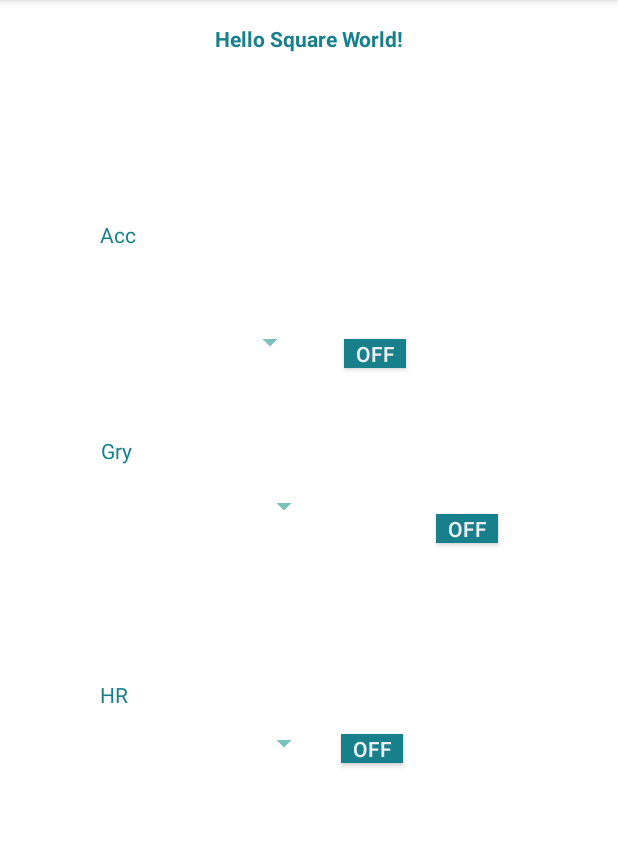
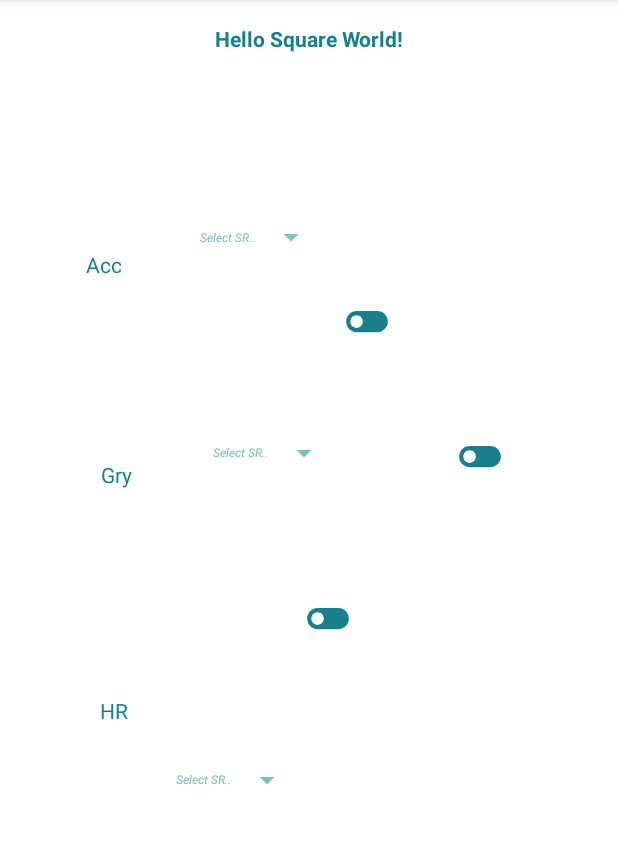
Before and after one commit to wearablebiosensing/SmartWatch-DataCollection-system, an Android app: the screen it shows after launch (MainActivity), on a phone screen of 412 x 824 dp, the part 84-928 px from its top. Run offline under Robolectric (Android 15) with nearby library versions, the phone set to English and light mode, and no system bars.

Commit message:
Toggle Button Updates

```diff
--- a/smartwatchDAQ/app/src/main/java/com/example/smartwatchdaq/MainActivity.java
+++ b/smartwatchDAQ/app/src/main/java/com/example/smartwatchdaq/MainActivity.java
@@ -38,11 +38,14 @@ import java.util.Calendar;
 import java.util.Date;
 import java.util.List;
 
+/* Useful Resources:
+*  https://developer.android.com/training/monitoring-device-state/battery-monitoring
+* */
 
 public class MainActivity<one> extends Activity implements SensorEventListener {
     SensorManager mSensorManager;
     private Sensor mAccelerometer;
-    // Variables to store data streams from Sesnosrs.
+    // Variables to store data streams from Sensosrs.
     ArrayList<String> AccelerometerData = new ArrayList<String>();
     ArrayList<String> GryData = new ArrayList<String>();
     ArrayList<String> HRData = new ArrayList<String>();
@@ -57,7 +60,10 @@ public class MainActivity<one> extends Activity implements SensorEventListener {
     Spinner spinnerSampleRate3;
     String JSONdata;
     // To get the selected value to use it in on_resume() methods.
-    String selected_value_sr;
+    String selected_value_sr_acc; // for Acc
+    String selected_value_sr_gry; // for gry
+    String selected_value_sr_hr; // for HR
+
     ToggleButton toggleSwitch;
     boolean acc = false;
     ToggleButton toggleSwitch2;
@@ -73,7 +79,7 @@ public class MainActivity<one> extends Activity implements SensorEventListener {
     protected void onCreate(Bundle savedInstanceState) {
         super.onCreate(savedInstanceState);
         // Initialize prefered sampling rates.
-        SampleRates.add(0, "Select SR");
+        SampleRates.add(0, "Select SR..");
         SampleRates.add("20000");
         SampleRates.add("30000");
         SampleRates.add("40000");
@@ -90,17 +96,22 @@ public class MainActivity<one> extends Activity implements SensorEventListener {
         toggleSwitch3 = findViewById(R.id.toggleButton3);
 
         spinnerSampleRate1 = findViewById(R.id.spinner);
+        spinnerSampleRate2 = findViewById(R.id.spinner2);
+        spinnerSampleRate3 = findViewById(R.id.spinner3);
 
         // Initializing the drop down menue.
-        ArrayAdapter<String> adapter= new ArrayAdapter<String>(MainActivity.this,android.R.layout.simple_list_item_1,SampleRates);
-        adapter.setDropDownViewResource(android.R.layout.simple_spinner_dropdown_item);
+        ArrayAdapter<String> adapter= new ArrayAdapter<String>(MainActivity.this,R.layout.selected_dropdown_item,SampleRates);
+        adapter.setDropDownViewResource(R.layout.dropdown_item);
         spinnerSampleRate1.setAdapter(adapter);
+        spinnerSampleRate2.setAdapter(adapter);
+        spinnerSampleRate3.setAdapter(adapter);
+
         spinnerSampleRate1.setOnItemSelectedListener(new AdapterView.OnItemSelectedListener() {
             @Override
             public void onItemSelected(AdapterView<?> adapterView, View view, int i, long l) {
-                String value =adapterView.getItemAtPosition(i).toString();
-                selected_value_sr = value;
-                Toast.makeText(MainActivity.this,value,Toast.LENGTH_SHORT).show();
+                selected_value_sr_acc  = adapterView.getItemAtPosition(i).toString();
+//                selected_value_sr = value;
+                //Toast.makeText(MainActivity.this,"SR selected:" + selected_value_sr_acc,Toast.LENGTH_SHORT).show();
             }
 
             @Override
@@ -108,52 +119,85 @@ public class MainActivity<one> extends Activity implements SensorEventListener {
 
             }
         });
-        /*Toggle Switch On Change Event listenters*/
-        toggleSwitch.setOnCheckedChangeListener(new CompoundButton.OnCheckedChangeListener() {
-            public void onCheckedChanged(CompoundButton buttonView, boolean isChecked) {
-                if (isChecked) {
+        spinnerSampleRate2.setOnItemSelectedListener(new AdapterView.OnItemSelectedListener() {
+            @Override
+            public void onItemSelected(AdapterView<?> adapterView, View view, int i, long l) {
+                selected_value_sr_gry  = adapterView.getItemAtPosition(i).toString();
+//                selected_value_sr = value;
+                Toast.makeText(MainActivity.this,"SR selected:" + selected_value_sr_gry,Toast.LENGTH_SHORT).show();
+            }
+
+            @Override
+            public void onNothingSelected(AdapterView<?> adapterView) {
+
+            }
+        });
+        spinnerSampleRate3.setOnItemSelectedListener(new AdapterView.OnItemSelectedListener() {
+            @Override
+            public void onItemSelected(AdapterView<?> adapterView, View view, int i, long l) {
+                selected_value_sr_hr  = adapterView.getItemAtPosition(i).toString();
+//                selected_value_sr = value;
+                Toast.makeText(MainActivity.this,"SR selected:" + selected_value_sr_hr,Toast.LENGTH_SHORT).show();
+            }
+
+            @Override
+            public void onNothingSelected(AdapterView<?> adapterView) {
+
+            }
+        });
+
+
+        /*Toggle Switch On Change Event listeners*/
+        toggleSwitch.setOnClickListener(new View.OnClickListener() {
+            @Override
+            public void onClick(View view) {
+                if(toggleSwitch.isChecked()){
                     // The toggle is enabled
                     // Run the sensor Activity in the background.
                     System.out.println("Toggle Button is ON !");
-                    System.out.println("DROP DOWN VALUE" + selected_value_sr);
-
+                    System.out.println("DROP DOWN VALUE---" + selected_value_sr_acc);
                     acc = true;
                     //startActivity(new Intent(MainActivity.this, SensorActivity.class));
                     onResume();
-                } else {
+                } else if(!toggleSwitch.isChecked()){
                     onPause();
                     System.out.println("Toggle Button is OFF !");
                     acc = false;
 //                    save_data(buttonView,  AccelerometerData);
-                    save_data(buttonView, AccelerometerData, "acc");
-                    save_Jsondata(buttonView,  JSONdata, "acc_info");
+                    save_data(view, AccelerometerData, selected_value_sr_acc +"_acc");
+                    save_Jsondata(view,  JSONdata, "acc_info");
                 }
             }
         });
-        toggleSwitch2.setOnCheckedChangeListener(new CompoundButton.OnCheckedChangeListener() {
-            public void onCheckedChanged(CompoundButton buttonView, boolean isChecked) {
-                if (isChecked) {
+        toggleSwitch2.setOnClickListener(new View.OnClickListener() {
+            @Override
+            public void onClick(View view) {
+                if (toggleSwitch2.isChecked()) {
                     // The toggle is enabled
                     // Run the sensor Activity in the background.
                     System.out.println("Toggle Button is ON !");
                     gry = true;
+                    System.out.println("DROP DOWN VALUE gry---" + selected_value_sr_gry);
+
                     //startActivity(new Intent(MainActivity.this, SensorActivity.class));
                     onResume();
                 } else {
                     onPause();
                     System.out.println("Toggle Button is OFF !");
                     gry = false;
-                    save_data(buttonView,  GryData,"gry");
+                    save_data(view,  GryData,selected_value_sr_gry+"_gry");
                 }
             }
         });
 
-        toggleSwitch3.setOnCheckedChangeListener(new CompoundButton.OnCheckedChangeListener() {
-            public void onCheckedChanged(CompoundButton buttonView, boolean isChecked) {
-                if (isChecked) {
+        toggleSwitch3.setOnClickListener(new View.OnClickListener() {
+            @Override
+            public void onClick(View view) {
+                if(toggleSwitch3.isChecked()){
                     // The toggle is enabled
                     // Run the sensor Activity in the background.
                     System.out.println("Toggle Button is ON !");
+                    System.out.println("DROP DOWN VALUE hr---" + selected_value_sr_hr);
                     hr = true;
                     //startActivity(new Intent(MainActivity.this, SensorActivity.class));
                     onResume();
@@ -161,7 +205,7 @@ public class MainActivity<one> extends Activity implements SensorEventListener {
                     onPause();
                     System.out.println("Toggle Button is OFF !");
                     hr = false;
-                    save_data(buttonView,  HRData,"hr");
+                    save_data(view,  HRData,selected_value_sr_hr + "_hr");
                 }
             }
         });
@@ -197,24 +241,25 @@ public class MainActivity<one> extends Activity implements SensorEventListener {
         super.onResume();
         // if recording acc data register listener for acc values.
         if (acc ==true){
+            System.out.println("Int Vale for SR --"+Integer.parseInt(selected_value_sr_acc));
             Sensor accelerometer = mSensorManager.getDefaultSensor(Sensor.TYPE_ACCELEROMETER);
             // To change the sampling rate apply it in microseconds.
             mSensorManager.registerListener((SensorEventListener) this, accelerometer,
-                    20000); // 50 Hz // 20000 = 50Hz in microseconds
+                    Integer.parseInt(selected_value_sr_acc)); // 50 Hz // 20000 = 50Hz in microseconds
         }
         // if recording acc data register listener for gry values.
         if (gry == true){
             Sensor gyroscope = mSensorManager.getDefaultSensor(Sensor.TYPE_GYROSCOPE);
             // To change the sampling rate apply it in microseconds.
             mSensorManager.registerListener((SensorEventListener) this, gyroscope,
-                    20000); // 50 Hz // 20000 microseconds = 50Hz in
+                    Integer.parseInt(selected_value_sr_gry)); // 50 Hz // 20000 microseconds = 50Hz in
         }
         // if recording acc data register listener for gry values.
         if (hr == true){
             Sensor heart_rate = mSensorManager.getDefaultSensor(Sensor.TYPE_HEART_RATE);
             // To change the sampling rate apply it in microseconds.
             mSensorManager.registerListener((SensorEventListener) this, heart_rate,
-                    20000); // 1 Hz // 1000000 = 1Hz
+                    Integer.parseInt(selected_value_sr_hr)); // 1 Hz // 1000000 = 1Hz
         }
        // HRData
     }
@@ -291,7 +336,7 @@ public class MainActivity<one> extends Activity implements SensorEventListener {
                 }
                 f.flush();
                 f.close();
-                Toast.makeText(getBaseContext(), "Data saved", Toast.LENGTH_LONG).show();
+                Toast.makeText(getBaseContext(), filename + " Data saved", Toast.LENGTH_LONG).show();
             } catch (IOException e) {
                 e.printStackTrace();
             }
--- /dev/null
+++ b/smartwatchDAQ/app/src/main/res/drawable/ic_baseline_toggle_off_24.xml
@@ -0,0 +1,5 @@
+<vector android:height="24dp" android:tint="#18808B"
+    android:viewportHeight="24" android:viewportWidth="24"
+    android:width="24dp" xmlns:android="http://schemas.android.com/apk/res/android">
+    <path android:fillColor="@android:color/white" android:pathData="M17,7H7c-2.76,0 -5,2.24 -5,5s2.24,5 5,5h10c2.76,0 5,-2.24 5,-5s-2.24,-5 -5,-5zM7,15c-1.66,0 -3,-1.34 -3,-3s1.34,-3 3,-3 3,1.34 3,3 -1.34,3 -3,3z"/>
+</vector>
--- /dev/null
+++ b/smartwatchDAQ/app/src/main/res/drawable/ic_baseline_toggle_on_24.xml
@@ -0,0 +1,5 @@
+<vector android:height="24dp" android:tint="#18808B"
+    android:viewportHeight="24" android:viewportWidth="24"
+    android:width="24dp" xmlns:android="http://schemas.android.com/apk/res/android">
+    <path android:fillColor="@android:color/white" android:pathData="M17,7L7,7c-2.76,0 -5,2.24 -5,5s2.24,5 5,5h10c2.76,0 5,-2.24 5,-5s-2.24,-5 -5,-5zM17,15c-1.66,0 -3,-1.34 -3,-3s1.34,-3 3,-3 3,1.34 3,3 -1.34,3 -3,3z"/>
+</vector>
--- /dev/null
+++ b/smartwatchDAQ/app/src/main/res/drawable/toggle_button.xml
@@ -0,0 +1,8 @@
+<?xml version="1.0" encoding="utf-8"?>
+<selector xmlns:android="http://schemas.android.com/apk/res/android">
+<item android:state_checked="false"
+    android:drawable="@drawable/ic_baseline_toggle_off_24"
+    />
+    <item android:state_checked="true"
+        android:drawable="@drawable/ic_baseline_toggle_on_24"/>
+</selector>
--- a/smartwatchDAQ/app/src/main/res/layout/activity_main.xml
+++ b/smartwatchDAQ/app/src/main/res/layout/activity_main.xml
@@ -4,9 +4,9 @@
     xmlns:tools="http://schemas.android.com/tools"
     android:layout_width="match_parent"
     android:layout_height="match_parent"
+    android:background="@color/white"
     android:padding="@dimen/box_inset_layout_padding"
     tools:context=".MainActivity"
-    android:background="@color/white"
     tools:deviceIds="wear">
 
 
@@ -25,17 +25,16 @@
 
     <TextView
         android:id="@+id/textView"
-        android:layout_width="wrap_content"
-        android:layout_height="wrap_content"
-        android:layout_marginTop="36dp"
+        android:layout_width="25dp"
+        android:layout_height="19dp"
         android:text="Acc"
         android:textColor="@color/teal"
         app:layout_constraintBottom_toBottomOf="parent"
         app:layout_constraintEnd_toEndOf="parent"
-        app:layout_constraintHorizontal_bias="0.172"
+        app:layout_constraintHorizontal_bias="0.148"
         app:layout_constraintStart_toStartOf="parent"
-        app:layout_constraintTop_toTopOf="parent"
-        app:layout_constraintVertical_bias="0.155" />
+        app:layout_constraintTop_toBottomOf="@+id/text"
+        app:layout_constraintVertical_bias="0.184" />
 
     <TextView
         android:id="@+id/textView2"
@@ -65,91 +64,94 @@
 
     <Spinner
         android:id="@+id/spinner"
-        android:layout_width="52dp"
+        android:layout_width="wrap_content"
+        android:layout_height="34dp"
+        android:layout_marginStart="8dp"
+        android:layout_marginTop="24dp"
+        android:backgroundTint="@color/lightteal"
+        app:layout_constraintBottom_toBottomOf="parent"
+        app:layout_constraintEnd_toEndOf="parent"
+        app:layout_constraintHorizontal_bias="0.181"
+        app:layout_constraintStart_toEndOf="@+id/textView"
+        app:layout_constraintTop_toTopOf="parent"
+        app:layout_constraintVertical_bias="0.165"
+        tools:ignore="MissingConstraints" />
+
+    <Spinner
+        android:id="@+id/spinner2"
+        android:layout_width="wrap_content"
         android:layout_height="23dp"
         android:layout_marginStart="8dp"
-        android:backgroundTint="#7BC2BC"
-        android:text="Select SR"
+        android:layout_marginTop="24dp"
+        android:backgroundTint="@color/lightteal"
         app:layout_constraintBottom_toBottomOf="parent"
         app:layout_constraintEnd_toEndOf="parent"
-        app:layout_constraintHorizontal_bias="0.205"
+        app:layout_constraintHorizontal_bias="0.216"
         app:layout_constraintStart_toEndOf="@+id/textView"
-        app:layout_constraintTop_toTopOf="parent"
-        app:layout_constraintVertical_bias="0.29"
+        app:layout_constraintTop_toBottomOf="@+id/text"
+        app:layout_constraintVertical_bias="0.337"
         tools:ignore="MissingConstraints" />
 
     <Spinner
         android:id="@+id/spinner3"
-        android:layout_width="52dp"
+        android:layout_width="wrap_content"
         android:layout_height="23dp"
-        android:backgroundTint="#7BC2BC"
-        android:text="Select SR"
+        android:layout_marginStart="8dp"
+        android:layout_marginTop="24dp"
+        android:backgroundTint="@color/lightteal"
         app:layout_constraintBottom_toBottomOf="parent"
         app:layout_constraintEnd_toEndOf="parent"
-        app:layout_constraintHorizontal_bias="0.267"
-        app:layout_constraintStart_toEndOf="@+id/textView2"
-        app:layout_constraintTop_toBottomOf="@+id/spinner"
-        app:layout_constraintVertical_bias="0.17"
-        tools:ignore="MissingConstraints" />
-
-    <Spinner
-        android:id="@+id/spinner4"
-        android:layout_width="52dp"
-        android:layout_height="23dp"
-        android:backgroundTint="#7BC2BC"
-        android:text="Select SR"
-        app:layout_constraintBottom_toBottomOf="parent"
-        app:layout_constraintEnd_toEndOf="parent"
-        app:layout_constraintHorizontal_bias="0.267"
-        app:layout_constraintStart_toEndOf="@+id/textView2"
-        app:layout_constraintTop_toBottomOf="@+id/spinner3"
-        app:layout_constraintVertical_bias="0.34"
+        app:layout_constraintHorizontal_bias="0.112"
+        app:layout_constraintStart_toEndOf="@+id/textView"
+        app:layout_constraintTop_toBottomOf="@+id/text"
+        app:layout_constraintVertical_bias="0.655"
         tools:ignore="MissingConstraints" />
 
     <ToggleButton
         android:id="@+id/toggleButton"
-        android:layout_width="41dp"
-        android:layout_height="19dp"
-        android:background="@color/teal"
+        android:layout_width="33dp"
+        android:layout_height="34dp"
+        android:background="@drawable/toggle_button"
         android:text="ToggleButton"
-        android:textOff="Off"
-        android:textOn="On"
+        android:textOff=""
+        android:textOn=""
         app:layout_constraintBottom_toBottomOf="parent"
         app:layout_constraintEnd_toEndOf="parent"
-        app:layout_constraintHorizontal_bias="0.153"
+        app:layout_constraintHorizontal_bias="0.064"
         app:layout_constraintStart_toEndOf="@+id/spinner"
         app:layout_constraintTop_toTopOf="parent"
-        app:layout_constraintVertical_bias="0.302" />
+        app:layout_constraintVertical_bias="0.269" />
 
     <ToggleButton
         android:id="@+id/toggleButton2"
-        android:layout_width="41dp"
-        android:layout_height="19dp"
-        android:background="@color/teal"
+        android:layout_width="33dp"
+        android:layout_height="34dp"
+        android:background="@drawable/toggle_button"
+
         android:text="ToggleButton"
-        android:textOff="Off"
-        android:textOn="On"
+        android:textOff=""
+        android:textOn=""
         app:layout_constraintBottom_toBottomOf="parent"
         app:layout_constraintEnd_toEndOf="parent"
-        app:layout_constraintHorizontal_bias="0.519"
+        app:layout_constraintHorizontal_bias="0.532"
         app:layout_constraintStart_toEndOf="@+id/spinner"
         app:layout_constraintTop_toBottomOf="@+id/toggleButton"
-        app:layout_constraintVertical_bias="0.193" />
+        app:layout_constraintVertical_bias="0.112" />
 
     <ToggleButton
         android:id="@+id/toggleButton3"
-        android:layout_width="41dp"
-        android:layout_height="19dp"
-        android:background="@color/teal"
+        android:layout_width="33dp"
+        android:layout_height="34dp"
+        android:background="@drawable/toggle_button"
         android:text="ToggleButton"
-        android:textOff="Off"
-        android:textOn="On"
+        android:textOff=""
+        android:textOn=""
         app:layout_constraintBottom_toBottomOf="parent"
         app:layout_constraintEnd_toEndOf="parent"
-        app:layout_constraintHorizontal_bias="0.14"
-        app:layout_constraintStart_toEndOf="@+id/spinner"
+        app:layout_constraintHorizontal_bias="0.0"
+        app:layout_constraintStart_toEndOf="@+id/spinner3"
         app:layout_constraintTop_toBottomOf="@+id/toggleButton2"
-        app:layout_constraintVertical_bias="0.33" />
+        app:layout_constraintVertical_bias="0.18" />
 
 
 </androidx.constraintlayout.widget.ConstraintLayout>
--- /dev/null
+++ b/smartwatchDAQ/app/src/main/res/layout/dropdown_item.xml
@@ -0,0 +1,11 @@
+<?xml version="1.0" encoding="utf-8"?>
+<TextView xmlns:android="http://schemas.android.com/apk/res/android"
+
+    android:layout_width="match_parent"
+    android:layout_height="match_parent"
+    android:textColor="@color/teal"
+    android:background="@color/white"
+    android:padding="10dp"
+
+    >
+</TextView>
--- /dev/null
+++ b/smartwatchDAQ/app/src/main/res/layout/selected_dropdown_item.xml
@@ -0,0 +1,11 @@
+<?xml version="1.0" encoding="utf-8"?>
+<TextView xmlns:android="http://schemas.android.com/apk/res/android"
+    xmlns:tools="http://schemas.android.com/tools"
+
+    android:layout_width="wrap_content"
+    android:layout_height="wrap_content"
+    android:textColor="@color/lightteal"
+    android:textSize="8sp"
+
+    android:textStyle="italic"
+    tools:ignore="MissingConstraints"></TextView>
--- a/smartwatchDAQ/app/src/main/res/values/colors.xml
+++ b/smartwatchDAQ/app/src/main/res/values/colors.xml
@@ -3,5 +3,6 @@
 
     <color name="white">#FFFFFF</color>
     <color name="teal">#18808B</color>
+    <color name="lightteal">    #7BC2BC</color>
 
 </resources>
```
Also changed, not shown: 3 other files.
